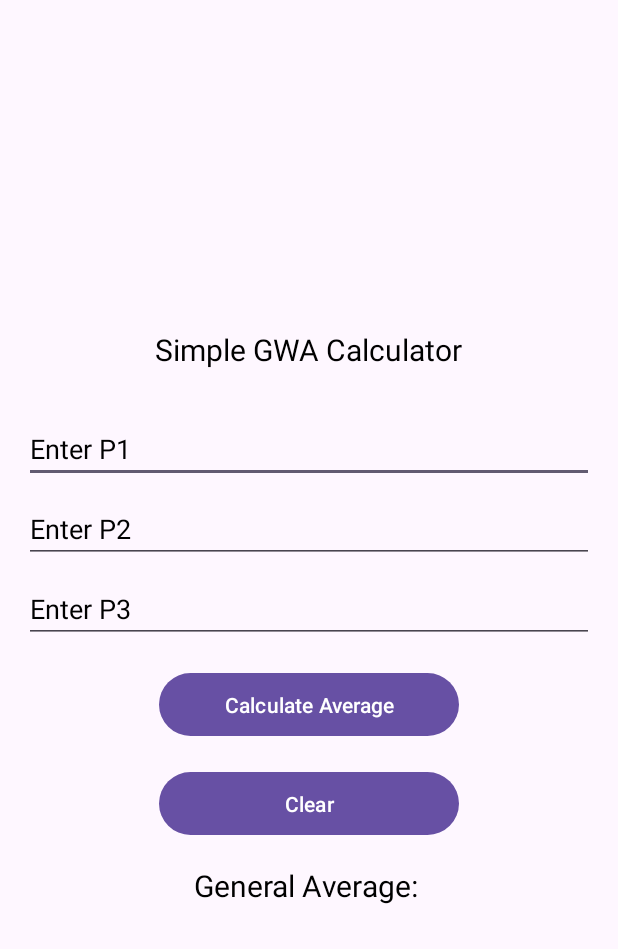
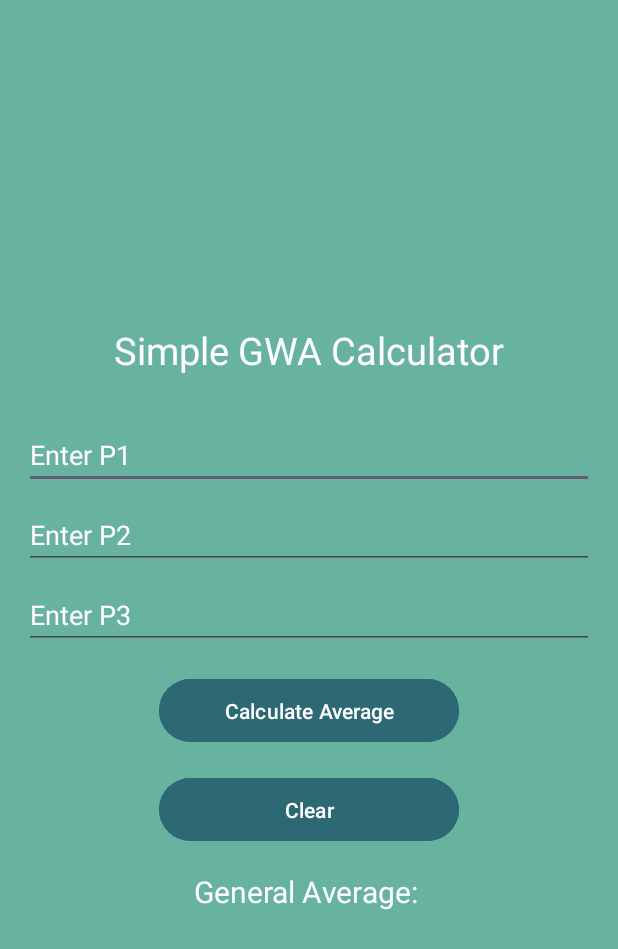
Before and after one commit to DalRamos/Dalrymple-Ramos-block1-activity1, an Android app: the screen it shows after launch (MainActivity), on a phone screen of 412 x 824 dp. Shown: the top 949 px of the screen. Run offline under Robolectric (Android 15) with nearby library versions, the phone set to English and light mode, and no system bars.

Commit message:
General Logic updated/ added/fix some texts for convenience/Finalized

```diff
--- a/app/src/main/res/layout/activity_main.xml
+++ b/app/src/main/res/layout/activity_main.xml
@@ -6,14 +6,15 @@
     android:orientation="vertical"
     android:gravity="center"
     android:padding="16dp"
+    android:background="#68b39f"
     tools:context=".MainActivity">
 
     <TextView
         android:layout_width="wrap_content"
         android:layout_height="wrap_content"
-        android:textSize="20sp"
+        android:textSize="25sp"
         android:text="Simple GWA Calculator"
-        android:textColor="@color/black"
+        android:textColor="@color/white"
         android:layout_marginBottom="30dp"  />
 
     <EditText
@@ -21,7 +22,7 @@
         android:layout_width="match_parent"
         android:layout_height="wrap_content"
         android:hint="Enter P1"
-        android:textColorHint="@color/black"
+        android:textColorHint="@color/white"
         android:inputType="numberDecimal" />
 
     <EditText
@@ -30,7 +31,7 @@
         android:layout_height="wrap_content"
         android:layout_marginTop="8dp"
         android:hint="Enter P2"
-        android:textColorHint="@color/black"
+        android:textColorHint="@color/white"
         android:inputType="numberDecimal" />
 
     <EditText
@@ -39,7 +40,7 @@
         android:layout_height="wrap_content"
         android:layout_marginTop="8dp"
         android:hint="Enter P3"
-        android:textColorHint="@color/black"
+        android:textColorHint="@color/white"
         android:inputType="numberDecimal" />
 
     <Button
@@ -47,6 +48,7 @@
         android:layout_width="200dp"
         android:layout_height="50dp"
         android:layout_marginTop="16dp"
+        android:backgroundTint="#2d6875"
         android:text="Calculate Average"
         android:onClick="calculateAverage" />
 
@@ -55,13 +57,14 @@
         android:layout_width="200dp"
         android:layout_height="50dp"
         android:layout_marginTop="16dp"
+        android:backgroundTint="#2d6875"
         android:text="Clear"
         android:onClick="clearValues" />
 
     <TextView
         android:id="@+id/resultTextView"
         android:textSize="20sp"
-        android:textColor="@color/black"
+        android:textColor="@color/white"
         android:layout_width="match_parent"
         android:layout_height="wrap_content"
         android:layout_marginTop="16dp"
```
